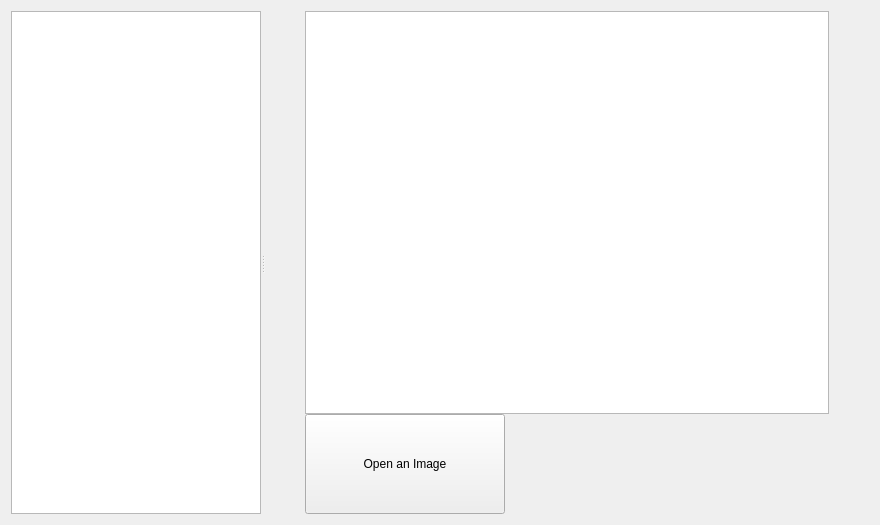
Above: ImageViewer/widget.ui from kaanakgundogdu/Image-Viewer-QT before the change. Below: the same form after it.
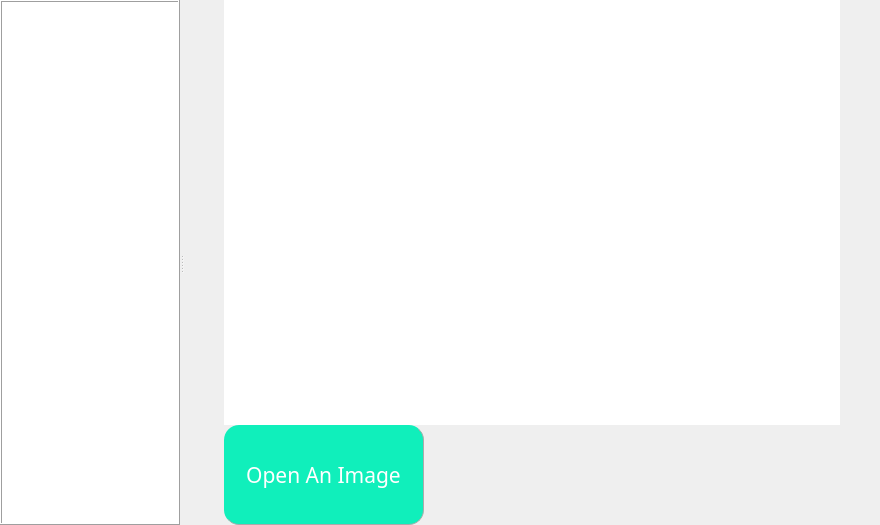
That is the form after the change. Icons and pictures are not drawn.

Commit message: Buttons stylesheets added,graphicsview modified.

Diff of the .ui file:
```diff
--- a/ImageViewer/widget.ui
+++ b/ImageViewer/widget.ui
@@ -27,6 +27,21 @@
     <normaloff>:/resources/icons/hom.jpg</normaloff>:/resources/icons/hom.jpg</iconset>
   </property>
   <layout class="QHBoxLayout" name="horizontalLayout_2">
+   <property name="spacing">
+    <number>0</number>
+   </property>
+   <property name="leftMargin">
+    <number>0</number>
+   </property>
+   <property name="topMargin">
+    <number>0</number>
+   </property>
+   <property name="rightMargin">
+    <number>0</number>
+   </property>
+   <property name="bottomMargin">
+    <number>0</number>
+   </property>
    <item>
     <widget class="QSplitter" name="splitter">
      <property name="orientation">
@@ -34,20 +49,20 @@
      </property>
      <widget class="QListWidget" name="image_names_list_widget">
       <property name="sizePolicy">
-       <sizepolicy hsizetype="MinimumExpanding" vsizetype="MinimumExpanding">
+       <sizepolicy hsizetype="Expanding" vsizetype="Expanding">
         <horstretch>0</horstretch>
-        <verstretch>1</verstretch>
+        <verstretch>0</verstretch>
        </sizepolicy>
       </property>
       <property name="minimumSize">
        <size>
-        <width>1</width>
+        <width>0</width>
         <height>0</height>
        </size>
       </property>
       <property name="maximumSize">
        <size>
-        <width>250</width>
+        <width>180</width>
         <height>16777215</height>
        </size>
       </property>
@@ -63,6 +78,18 @@
         <height>0</height>
        </size>
       </property>
+      <property name="frameShape">
+       <enum>QFrame::Box</enum>
+      </property>
+      <property name="frameShadow">
+       <enum>QFrame::Raised</enum>
+      </property>
+      <property name="lineWidth">
+       <number>1</number>
+      </property>
+      <property name="midLineWidth">
+       <number>0</number>
+      </property>
       <property name="resizeMode">
        <enum>QListView::Fixed</enum>
       </property>
@@ -80,6 +107,14 @@
            <verstretch>0</verstretch>
           </sizepolicy>
          </property>
+         <property name="styleSheet">
+          <string notr="true">QPushButton:pressed {
+		background-color: #d4d2d3;
+}
+
+
+</string>
+         </property>
          <property name="text">
           <string/>
          </property>
@@ -100,11 +135,20 @@
        </item>
        <item>
         <layout class="QVBoxLayout" name="verticalLayout">
+         <property name="spacing">
+          <number>0</number>
+         </property>
          <item>
           <widget class="QGraphicsView" name="graph_view">
            <property name="enabled">
             <bool>true</bool>
            </property>
+           <property name="sizePolicy">
+            <sizepolicy hsizetype="Expanding" vsizetype="Expanding">
+             <horstretch>0</horstretch>
+             <verstretch>0</verstretch>
+            </sizepolicy>
+           </property>
            <property name="focusPolicy">
             <enum>Qt::NoFocus</enum>
            </property>
@@ -114,9 +158,18 @@
            <property name="autoFillBackground">
             <bool>false</bool>
            </property>
+           <property name="frameShape">
+            <enum>QFrame::NoFrame</enum>
+           </property>
+           <property name="frameShadow">
+            <enum>QFrame::Plain</enum>
+           </property>
            <property name="lineWidth">
             <number>0</number>
            </property>
+           <property name="midLineWidth">
+            <number>0</number>
+           </property>
            <property name="backgroundBrush">
             <brush brushstyle="NoBrush">
              <color alpha="255">
@@ -142,8 +195,43 @@
              <height>100</height>
             </size>
            </property>
+           <property name="font">
+            <font>
+             <family>Javanese Text</family>
+             <pointsize>16</pointsize>
+            </font>
+           </property>
+           <property name="styleSheet">
+            <string notr="true">QPushButton{
+        border-radius: 15px;
+		border-right: 1px solid #aaaaaa;
+		border-bottom: 1px solid #aaaaaa;
+
+}
+
+QPushButton:enabled {
+		background-color: #10efbb;
+		color: white;
+}
+
+QPushButton:pressed {
+		background-color: #0cb68e;
+		color: white;
+}
+
+
+QPushButton:hover:!pressed {
+		background-color: #3ef2c8;
+		color: white;
+}
+
+QPushButton:disabled {
+		background-color: #aaaaaa;
+		color: #ffffff;
+}</string>
+           </property>
            <property name="text">
-            <string>Open an Image</string>
+            <string>Open An Image</string>
            </property>
           </widget>
          </item>
@@ -157,6 +245,14 @@
            <verstretch>0</verstretch>
           </sizepolicy>
          </property>
+         <property name="styleSheet">
+          <string notr="true">QPushButton:pressed {
+		background-color: #d4d2d3;
+}
+
+
+</string>
+         </property>
          <property name="text">
           <string/>
          </property>
```
The commit also changes 1 other file.
